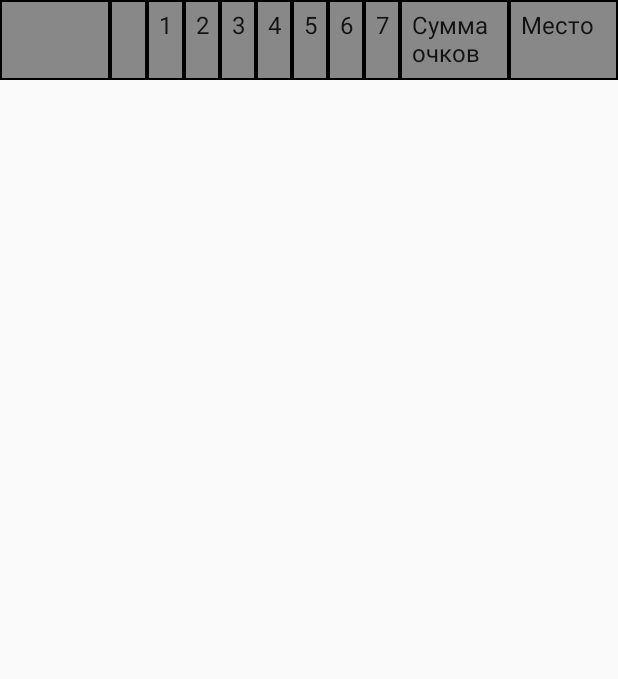
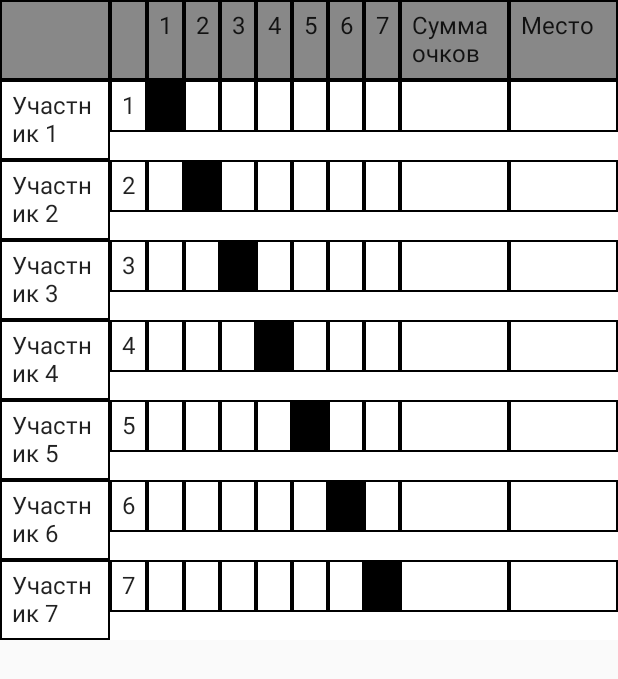
Before and after one commit to ispite/TestTaskInspirationPoint, an Android app built with Jetpack Compose: the screen it shows after launch (MainActivity), on a phone screen of 412 x 824 dp. Shown: the top 679 px of the screen. Run offline under Robolectric (Android 15) with nearby library versions, the phone set to English and light mode, and no system bars.

```diff
--- a/app/src/main/java/com/example/testtaskinspirationpoint/ComposableExtensions.kt
+++ b/app/src/main/java/com/example/testtaskinspirationpoint/ComposableExtensions.kt
@@ -2,6 +2,7 @@ package com.example.testtaskinspirationpoint
 
 import androidx.compose.foundation.border
 import androidx.compose.foundation.layout.RowScope
+import androidx.compose.foundation.layout.fillMaxHeight
 import androidx.compose.foundation.layout.padding
 import androidx.compose.material.Text
 import androidx.compose.runtime.Composable
@@ -14,6 +15,7 @@ fun RowScope.TableCell(modifier: Modifier = Modifier, text: String, weight: Floa
     Text(
         text = text,
         modifier
+            .fillMaxHeight()
             .border(1.dp, Color.Black)
             .weight(weight)
             .padding(8.dp)
--- a/app/src/main/java/com/example/testtaskinspirationpoint/MainActivity.kt
+++ b/app/src/main/java/com/example/testtaskinspirationpoint/MainActivity.kt
@@ -7,7 +7,6 @@ import androidx.activity.compose.setContent
 import androidx.compose.foundation.background
 import androidx.compose.foundation.layout.IntrinsicSize
 import androidx.compose.foundation.layout.Row
-import androidx.compose.foundation.layout.fillMaxHeight
 import androidx.compose.foundation.layout.height
 import androidx.compose.foundation.lazy.LazyColumn
 import androidx.compose.material.MaterialTheme
@@ -44,12 +43,10 @@ private fun MyApp(modifier: Modifier = Modifier) {
 fun MainTable(modifier: Modifier = Modifier) {
     LazyColumn(modifier) {
         item {
-/*            Row(modifier.background(Color.Gray)) {
-                TableCell(text = "", weight = 0.3f)
-                TableCell(text = "", weight = 0.1f)
-                TableCell(text = "", weight = 0.1f)
-            }*/
             CreateHead()
+        }
+        items(7) { it ->
+            CreateRow(ordinal = it + 1)
         }
     }
 }
@@ -61,15 +58,42 @@ fun CreateHead(modifier: Modifier = Modifier, count: Int = 7) {
             .background(Color.Gray)
             .height(IntrinsicSize.Min)
     ) {
-        TableCell(modifier.fillMaxHeight(), text = "", weight = 0.3f)
-        TableCell(modifier.fillMaxHeight(), text = "", weight = 0.1f)
+        TableCell(modifier, text = "", weight = 0.3f)
+        TableCell(modifier, text = "", weight = 0.1f)
         for (i in 1..count) {
-            TableCell(modifier.fillMaxHeight(), text = "$i", weight = 0.1f)
+            TableCell(modifier, text = "$i", weight = 0.1f)
         }
-        TableCell(modifier.fillMaxHeight(), text = "Сумма очков", weight = 0.3f)
-        TableCell(modifier.fillMaxHeight(), text = "Место", weight = 0.3f)
+        TableCell(modifier, text = "Сумма очков", weight = 0.3f)
+        TableCell(modifier, text = "Место", weight = 0.3f)
     }
 }
+
+@Composable
+fun CreateRow(modifier: Modifier = Modifier, ordinal: Int, count: Int = 7) {
+    Row(
+        modifier
+    ) {
+        TableCell(modifier, text = "Участник $ordinal", weight = 0.3f)
+        TableCell(modifier, text = "$ordinal", weight = 0.1f)
+        for (i in 1..count) {
+            if (i == ordinal) TableCell(modifier.background(Color.Black), text = "", weight = 0.1f)
+            else TableCell(modifier, text = "", weight = 0.1f)
+        }
+        TableCell(modifier, text = "", weight = 0.3f)
+        TableCell(modifier, text = "", weight = 0.3f)
+    }
+}
+
+/*@Composable
+fun CreateTable(modifier: Modifier = Modifier, count: Int = 7) {
+    Row(
+        modifier
+    ) {
+        for (i in 1..count) {
+            CreateRow(ordinal = i)
+        }
+    }
+}*/
 
 @Preview(showBackground = true, widthDp = 640)
 @Composable
```
